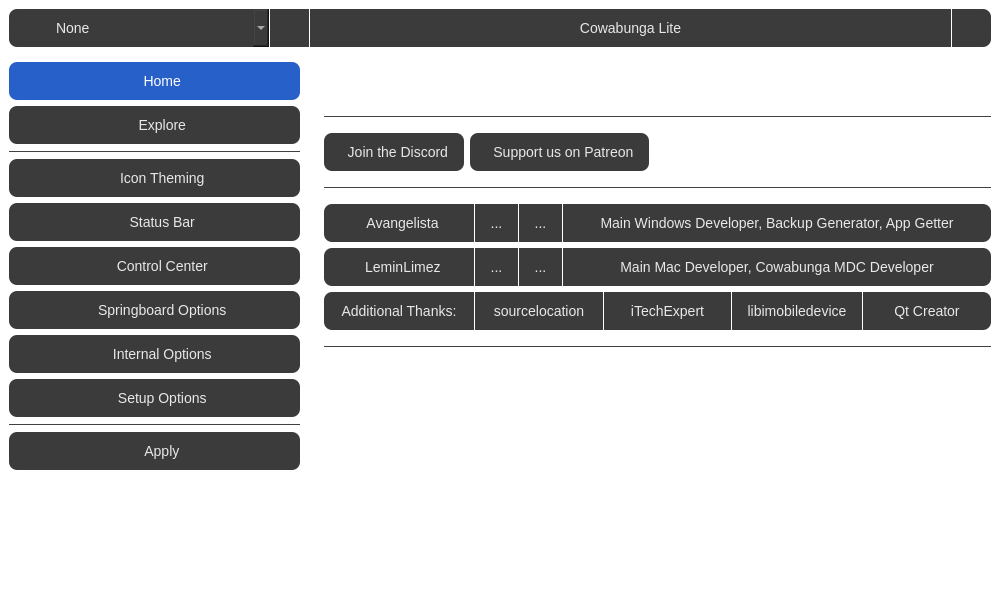
Above: mainwindow.ui from Avangelista/CowabungaLiteWindows before the change. Below: the same form after it.
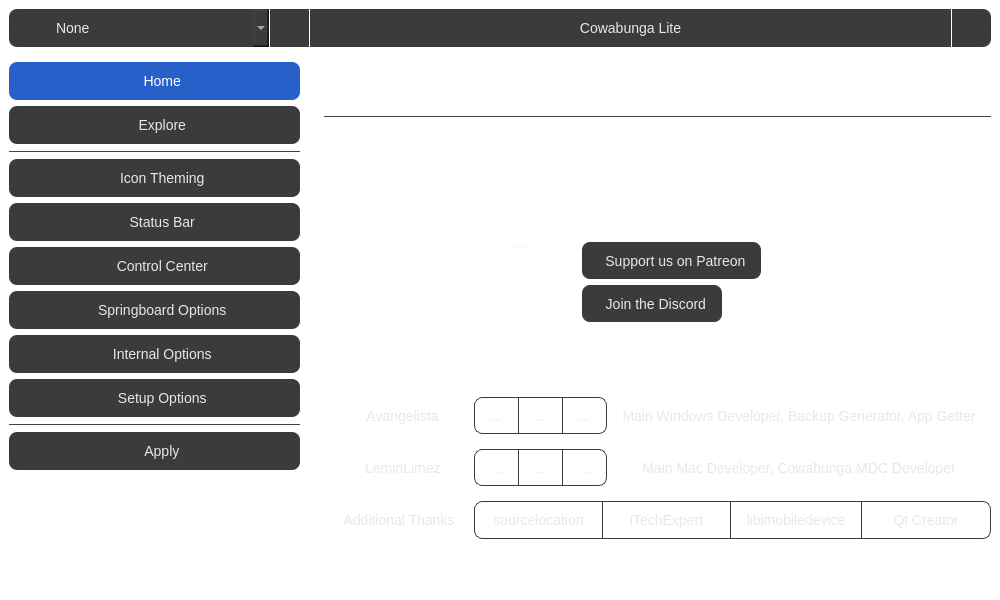
That is the form after the change. Icons and pictures are not drawn.

```diff
--- a/mainwindow.ui
+++ b/mainwindow.ui
@@ -878,33 +878,117 @@
                </widget>
               </item>
               <item>
-               <widget class="QWidget" name="horizontalWidget_3" native="true">
-                <layout class="QHBoxLayout" name="horizontalLayout_3">
+               <widget class="QWidget" name="horizontalWidget" native="true">
+                <layout class="QHBoxLayout" name="horizontalLayout_27">
+                 <property name="spacing">
+                  <number>50</number>
+                 </property>
                  <property name="leftMargin">
                   <number>0</number>
                  </property>
                  <property name="topMargin">
-                  <number>9</number>
+                  <number>0</number>
                  </property>
                  <property name="rightMargin">
                   <number>0</number>
                  </property>
                  <property name="bottomMargin">
-                  <number>9</number>
+                  <number>0</number>
                  </property>
                  <item>
-                  <widget class="QToolButton" name="discordBtn">
+                  <spacer name="horizontalSpacer_2">
+                   <property name="orientation">
+                    <enum>Qt::Horizontal</enum>
+                   </property>
+                   <property name="sizeHint" stdset="0">
+                    <size>
+                     <width>40</width>
+                     <height>20</height>
+                    </size>
+                   </property>
+                  </spacer>
+                 </item>
+                 <item>
+                  <widget class="QToolButton" name="toolButton_3">
+                   <property name="styleSheet">
+                    <string notr="true">QToolButton {
+	background-color: transparent;
+	padding: 0px;
+}</string>
+                   </property>
                    <property name="text">
-                    <string>  Join the Discord</string>
+                    <string>...</string>
                    </property>
                    <property name="icon">
                     <iconset resource="resources.qrc">
                      <normaloff>:/icon/discord.svg</normaloff>:/icon/discord.svg</iconset>
                    </property>
-                   <property name="toolButtonStyle">
-                    <enum>Qt::ToolButtonTextBesideIcon</enum>
+                   <property name="iconSize">
+                    <size>
+                     <width>120</width>
+                     <height>200</height>
+                    </size>
                    </property>
                   </widget>
+                 </item>
+                 <item>
+                  <widget class="QWidget" name="verticalWidget" native="true">
+                   <layout class="QVBoxLayout" name="verticalLayout_26">
+                    <property name="leftMargin">
+                     <number>0</number>
+                    </property>
+                    <property name="topMargin">
+                     <number>0</number>
+                    </property>
+                    <property name="rightMargin">
+                     <number>0</number>
+                    </property>
+                    <property name="bottomMargin">
+                     <number>0</number>
+                    </property>
+                    <item>
+                     <spacer name="verticalSpacer_11">
+                      <property name="orientation">
+                       <enum>Qt::Vertical</enum>
+                      </property>
+                      <property name="sizeHint" stdset="0">
+                       <size>
+                        <width>20</width>
+                        <height>40</height>
+                       </size>
+                      </property>
+                     </spacer>
+                    </item>
+                    <item>
+                     <widget class="QLabel" name="label_2">
+                      <property name="font">
+                       <font>
+                        <pointsize>-1</pointsize>
+                        <bold>true</bold>
+                       </font>
+                      </property>
+                      <property name="styleSheet">
+                       <string notr="true">QLabel {
+	font-size: 29px;
+}</string>
+                      </property>
+                      <property name="text">
+                       <string>Cowabunga Lite</string>
+                      </property>
+                     </widget>
+                    </item>
+                    <item>
+                     <spacer name="verticalSpacer_12">
+                      <property name="orientation">
+                       <enum>Qt::Vertical</enum>
+                      </property>
+                      <property name="sizeHint" stdset="0">
+                       <size>
+                        <width>20</width>
+                        <height>40</height>
+                       </size>
+                      </property>
+                     </spacer>
                  </item>
                  <item>
                   <widget class="QToolButton" name="patreonBtn">
@@ -921,7 +1005,37 @@
                   </widget>
                  </item>
                  <item>
-                  <spacer name="horizontalSpacer_2">
+                     <widget class="QToolButton" name="discordBtn">
+                      <property name="text">
+                       <string>  Join the Discord</string>
+                      </property>
+                      <property name="icon">
+                       <iconset resource="resources.qrc">
+                        <normaloff>:/icon/discord.svg</normaloff>:/icon/discord.svg</iconset>
+                      </property>
+                      <property name="toolButtonStyle">
+                       <enum>Qt::ToolButtonTextBesideIcon</enum>
+                      </property>
+                     </widget>
+                    </item>
+                    <item>
+                     <spacer name="verticalSpacer_4">
+                      <property name="orientation">
+                       <enum>Qt::Vertical</enum>
+                      </property>
+                      <property name="sizeHint" stdset="0">
+                       <size>
+                        <width>20</width>
+                        <height>40</height>
+                       </size>
+                      </property>
+                     </spacer>
+                    </item>
+                   </layout>
+                  </widget>
+                 </item>
+                 <item>
+                  <spacer name="horizontalSpacer_12">
                    <property name="orientation">
                     <enum>Qt::Horizontal</enum>
                    </property>
@@ -936,44 +1050,29 @@
                 </layout>
                </widget>
               </item>
-              <item>
-               <widget class="Line" name="line_6">
-                <property name="styleSheet">
-                 <string notr="true">QFrame {
-	color: #414141;
-}</string>
-                </property>
-                <property name="frameShadow">
-                 <enum>QFrame::Plain</enum>
-                </property>
-                <property name="orientation">
-                 <enum>Qt::Horizontal</enum>
-                </property>
-               </widget>
-              </item>
               <item>
                <widget class="QWidget" name="verticalWidget_2" native="true">
                 <layout class="QVBoxLayout" name="verticalLayout_25">
                  <property name="spacing">
-                  <number>6</number>
+                  <number>15</number>
                  </property>
                  <property name="leftMargin">
                   <number>0</number>
                  </property>
                  <property name="topMargin">
-                  <number>9</number>
+                  <number>30</number>
                  </property>
                  <property name="rightMargin">
                   <number>0</number>
                  </property>
                  <property name="bottomMargin">
-                  <number>9</number>
+                  <number>30</number>
                  </property>
                  <item>
                   <widget class="QWidget" name="horizontalWidget_2" native="true">
                    <layout class="QHBoxLayout" name="horizontalLayout_2">
                     <property name="spacing">
-                     <number>1</number>
+                     <number>0</number>
                     </property>
                     <property name="leftMargin">
                      <number>0</number>
@@ -1000,8 +1099,7 @@
                       </property>
                       <property name="styleSheet">
                        <string notr="true">QToolButton {
-	border-top-right-radius: 0px;
-	border-bottom-right-radius: 0px;
+	background: none;
 }</string>
                       </property>
                       <property name="text">
@@ -1020,7 +1118,15 @@
                      <widget class="QToolButton" name="avangelistaGitHubBtn">
                       <property name="styleSheet">
                        <string notr="true">QToolButton {
-	border-radius: 0px;
+	border-top-right-radius: 0px;
+	border-bottom-right-radius: 0px;
+	background: none;
+	border: 1px solid #3b3b3b;
+}
+
+QToolButton:pressed {
+    background-color: #535353;
+    color: #FFFFFF;
 }</string>
                       </property>
                       <property name="text">
@@ -1037,6 +1143,14 @@
                       <property name="styleSheet">
                        <string notr="true">QToolButton {
 	border-radius: 0px;
+	background: none;
+	border: 1px solid #3b3b3b;
+	border-left: none;
+}
+
+QToolButton:pressed {
+    background-color: #535353;
+    color: #FFFFFF;
 }</string>
                       </property>
                       <property name="text">
@@ -1048,6 +1162,31 @@
                       </property>
                      </widget>
                     </item>
+                    <item>
+                     <widget class="QToolButton" name="toolButton">
+                      <property name="styleSheet">
+                       <string notr="true">QToolButton {
+	border-top-left-radius: 0px;
+	border-bottom-left-radius: 0px;
+	background: none;
+	border: 1px solid #3b3b3b;
+	border-left: none;
+}
+
+QToolButton:pressed {
+    background-color: #535353;
+    color: #FFFFFF;
+}</string>
+                      </property>
+                      <property name="text">
+                       <string>...</string>
+                      </property>
+                      <property name="icon">
+                       <iconset resource="resources.qrc">
+                        <normaloff>:/icon/currency-dollar.svg</normaloff>:/icon/currency-dollar.svg</iconset>
+                      </property>
+                     </widget>
+                    </item>
                     <item>
                      <widget class="QToolButton" name="toolButton_5">
                       <property name="enabled">
@@ -1061,8 +1200,7 @@
                       </property>
                       <property name="styleSheet">
                        <string notr="true">QToolButton {
-	border-top-left-radius: 0px;
-	border-bottom-left-radius: 0px;
+	background: none;
 }</string>
                       </property>
                       <property name="text">
@@ -1077,7 +1215,7 @@
                   <widget class="QWidget" name="horizontalWidget" native="true">
                    <layout class="QHBoxLayout" name="horizontalLayout_6">
                     <property name="spacing">
-                     <number>1</number>
+                     <number>0</number>
                     </property>
                     <property name="leftMargin">
                      <number>0</number>
@@ -1104,8 +1242,7 @@
                       </property>
                       <property name="styleSheet">
                        <string notr="true">QToolButton {
-	border-top-right-radius: 0px;
-	border-bottom-right-radius: 0px;
+	background: none;
 }</string>
                       </property>
                       <property name="text">
@@ -1124,7 +1261,15 @@
                      <widget class="QToolButton" name="leminGitHubBtn">
                       <property name="styleSheet">
                        <string notr="true">QToolButton {
-	border-radius: 0px;
+	border-top-right-radius: 0px;
+	border-bottom-right-radius: 0px;
+	background: none;
+	border: 1px solid #3b3b3b;
+}
+
+QToolButton:pressed {
+    background-color: #535353;
+    color: #FFFFFF;
 }</string>
                       </property>
                       <property name="text">
@@ -1141,6 +1286,14 @@
                       <property name="styleSheet">
                        <string notr="true">QToolButton {
 	border-radius: 0px;
+	background: none;
+	border: 1px solid #3b3b3b;
+	border-left: none;
+}
+
+QToolButton:pressed {
+    background-color: #535353;
+    color: #FFFFFF;
 }</string>
                       </property>
                       <property name="text">
@@ -1152,6 +1305,31 @@
                       </property>
                      </widget>
                     </item>
+                    <item>
+                     <widget class="QToolButton" name="toolButton_2">
+                      <property name="styleSheet">
+                       <string notr="true">QToolButton {
+	border-top-left-radius: 0px;
+	border-bottom-left-radius: 0px;
+	background: none;
+	border: 1px solid #3b3b3b;
+	border-left: none;
+}
+
+QToolButton:pressed {
+    background-color: #535353;
+    color: #FFFFFF;
+}</string>
+                      </property>
+                      <property name="text">
+                       <string>...</string>
+                      </property>
+                      <property name="icon">
+                       <iconset resource="resources.qrc">
+                        <normaloff>:/icon/currency-dollar.svg</normaloff>:/icon/currency-dollar.svg</iconset>
+                      </property>
+                     </widget>
+                    </item>
                     <item>
                      <widget class="QToolButton" name="toolButton_14">
                       <property name="enabled">
@@ -1165,8 +1343,7 @@
                       </property>
                       <property name="styleSheet">
                        <string notr="true">QToolButton {
-	border-top-left-radius: 0px;
-	border-bottom-left-radius: 0px;
+	background: none;
 }</string>
                       </property>
                       <property name="text">
@@ -1181,7 +1358,7 @@
                   <widget class="QWidget" name="horizontalWidget" native="true">
                    <layout class="QHBoxLayout" name="horizontalLayout_24">
                     <property name="spacing">
-                     <number>1</number>
+                     <number>0</number>
                     </property>
                     <property name="leftMargin">
                      <number>0</number>
@@ -1208,12 +1385,11 @@
                       </property>
                       <property name="styleSheet">
                        <string notr="true">QToolButton {
-	border-top-right-radius: 0px;
-	border-bottom-right-radius: 0px;
+	background: none;
 }</string>
                       </property>
                       <property name="text">
-                       <string>Additional Thanks:</string>
+                       <string>Additional Thanks</string>
                       </property>
                      </widget>
                     </item>
@@ -1227,7 +1403,15 @@
                       </property>
                       <property name="styleSheet">
                        <string notr="true">QToolButton {
-	border-radius: 0px;
+	border-top-right-radius: 0px;
+	border-bottom-right-radius: 0px;
+	background: none;
+	border: 1px solid #3b3b3b;
+}
+
+QToolButton:pressed {
+    background-color: #535353;
+    color: #FFFFFF;
 }</string>
                       </property>
                       <property name="text">
@@ -1246,6 +1430,14 @@
                       <property name="styleSheet">
                        <string notr="true">QToolButton {
 	border-radius: 0px;
+	background: none;
+	border: 1px solid #3b3b3b;
+	border-left: none;
+}
+
+QToolButton:pressed {
+    background-color: #535353;
+    color: #FFFFFF;
 }</string>
                       </property>
                       <property name="text">
@@ -1264,6 +1456,14 @@
                       <property name="styleSheet">
                        <string notr="true">QToolButton {
 	border-radius: 0px;
+	background: none;
+	border: 1px solid #3b3b3b;
+	border-left: none;
+}
+
+QToolButton:pressed {
+    background-color: #535353;
+    color: #FFFFFF;
 }</string>
                       </property>
                       <property name="text">
@@ -1283,6 +1483,14 @@
                        <string notr="true">QToolButton {
 	border-top-left-radius: 0px;
 	border-bottom-left-radius: 0px;
+	background: none;
+	border: 1px solid #3b3b3b;
+	border-left: none;
+}
+
+QToolButton:pressed {
+    background-color: #535353;
+    color: #FFFFFF;
 }</string>
                       </property>
                       <property name="text">
@@ -1296,41 +1504,16 @@
                 </layout>
                </widget>
               </item>
-              <item>
-               <widget class="Line" name="line_5">
-                <property name="styleSheet">
-                 <string notr="true">QFrame {
-	color: #414141;
-}</string>
-                </property>
-                <property name="frameShadow">
-                 <enum>QFrame::Plain</enum>
-                </property>
-                <property name="orientation">
-                 <enum>Qt::Horizontal</enum>
-                </property>
-               </widget>
-              </item>
               <item>
                <widget class="QLabel" name="label">
                 <property name="text">
                  <string>Cowabunga Lite Windows - Version 0.1 Beta</string>
                 </property>
+                <property name="alignment">
+                 <set>Qt::AlignRight|Qt::AlignTrailing|Qt::AlignVCenter</set>
+                </property>
                </widget>
               </item>
-              <item>
-               <spacer name="verticalSpacer_4">
-                <property name="orientation">
-                 <enum>Qt::Vertical</enum>
-                </property>
-                <property name="sizeHint" stdset="0">
-                 <size>
-                  <width>20</width>
-                  <height>40</height>
-                 </size>
-                </property>
-               </spacer>
-              </item>
              </layout>
             </widget>
             <widget class="QWidget" name="themesPage">
```
Left out of the diff: 412 changed lines with no effect on the pictures. Lines whose indentation alone changed are shown as unchanged.
